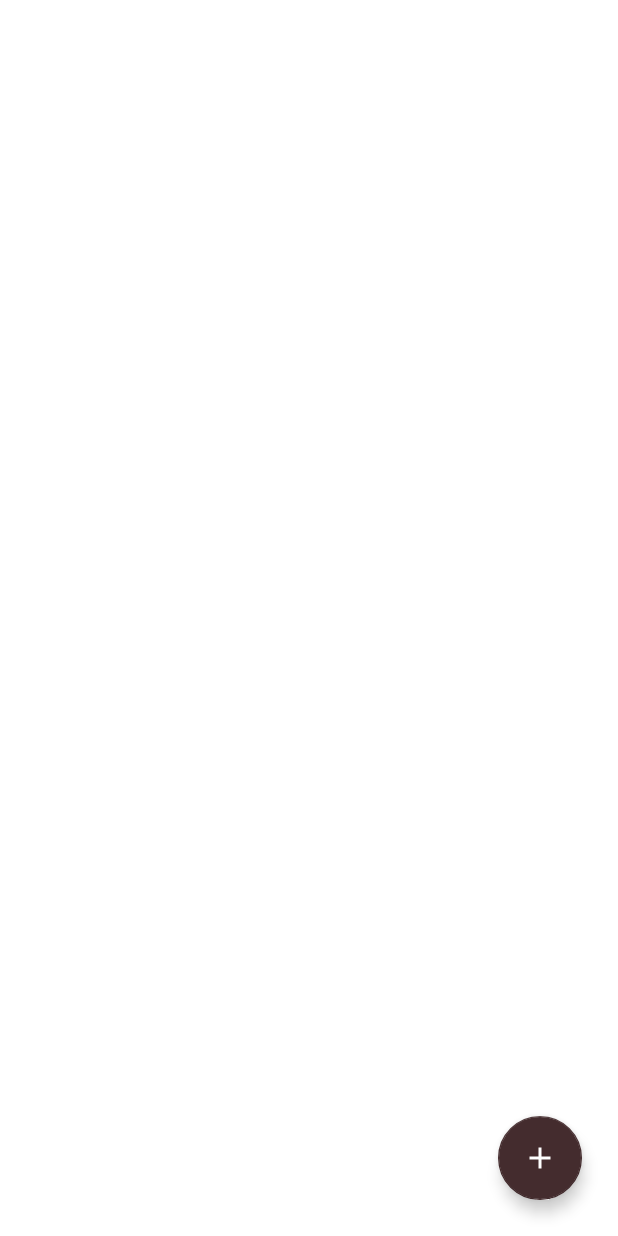
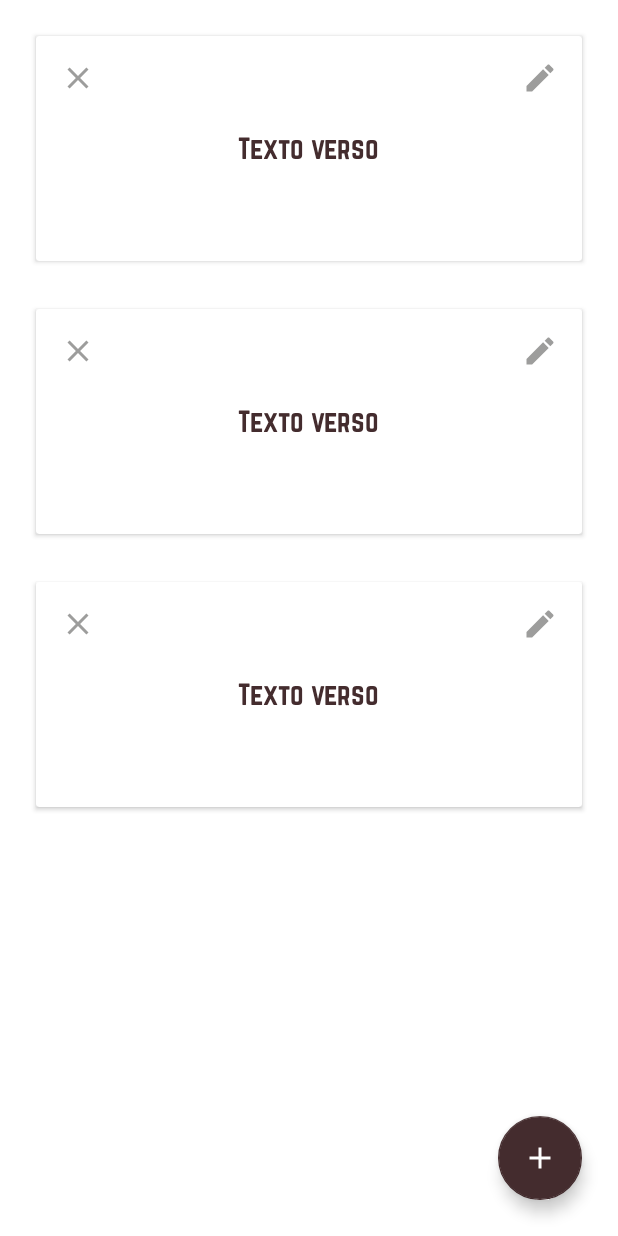
Before and after one commit to devvailonge/flip, an Android app: the layout fragment_flashcard_list.xml on its own in the app's theme, with its tools: preview values and no code run, on a phone screen of 412 x 824 dp. Run offline under Robolectric (Android 15) with nearby library versions, the phone set to English and light mode, and no system bars.

Commit message:
flashcard list adapter

```diff
--- /dev/null
+++ b/app/src/main/res/drawable/ic_baseline_close.xml
@@ -0,0 +1,5 @@
+<vector android:height="24dp" android:tint="#9D9D9C"
+    android:viewportHeight="24" android:viewportWidth="24"
+    android:width="24dp" xmlns:android="http://schemas.android.com/apk/res/android">
+    <path android:fillColor="@android:color/white" android:pathData="M19,6.41L17.59,5 12,10.59 6.41,5 5,6.41 10.59,12 5,17.59 6.41,19 12,13.41 17.59,19 19,17.59 13.41,12z"/>
+</vector>
--- /dev/null
+++ b/app/src/main/res/drawable/ic_baseline_edit.xml
@@ -0,0 +1,5 @@
+<vector android:height="24dp" android:tint="#9D9D9C"
+    android:viewportHeight="24" android:viewportWidth="24"
+    android:width="24dp" xmlns:android="http://schemas.android.com/apk/res/android">
+    <path android:fillColor="@android:color/white" android:pathData="M3,17.25V21h3.75L17.81,9.94l-3.75,-3.75L3,17.25zM20.71,7.04c0.39,-0.39 0.39,-1.02 0,-1.41l-2.34,-2.34c-0.39,-0.39 -1.02,-0.39 -1.41,0l-1.83,1.83 3.75,3.75 1.83,-1.83z"/>
+</vector>
--- a/app/src/main/res/layout/fragment_flashcard_list.xml
+++ b/app/src/main/res/layout/fragment_flashcard_list.xml
@@ -2,7 +2,8 @@
 <androidx.constraintlayout.widget.ConstraintLayout xmlns:android="http://schemas.android.com/apk/res/android"
     xmlns:app="http://schemas.android.com/apk/res-auto"
     android:layout_width="match_parent"
-    android:layout_height="match_parent">
+    android:layout_height="match_parent"
+    xmlns:tools="http://schemas.android.com/tools">
 
     <androidx.recyclerview.widget.RecyclerView
         android:id="@+id/rvFlashcardList"
@@ -13,6 +14,8 @@
         android:layout_marginEnd="@dimen/size_1"
         app:layout_constraintBottom_toBottomOf="parent"
         app:layout_constraintEnd_toEndOf="parent"
+        tools:listitem="@layout/item_flashcard"
+        app:layoutManager="androidx.recyclerview.widget.LinearLayoutManager"
         app:layout_constraintStart_toStartOf="parent"
         app:layout_constraintTop_toTopOf="parent" />
 
--- /dev/null
+++ b/app/src/main/res/layout/item_flashcard.xml
@@ -0,0 +1,52 @@
+<?xml version="1.0" encoding="utf-8"?>
+<androidx.cardview.widget.CardView xmlns:android="http://schemas.android.com/apk/res/android"
+    xmlns:app="http://schemas.android.com/apk/res-auto"
+    xmlns:tools="http://schemas.android.com/tools"
+    android:layout_width="match_parent"
+    android:layout_height="wrap_content"
+    android:foreground="?attr/selectableItemBackground"
+    android:clickable="true"
+    android:focusable="true"
+    android:layout_margin="@dimen/size_2"
+    android:elevation="@dimen/size_3">
+
+
+    <androidx.constraintlayout.widget.ConstraintLayout
+        android:layout_width="match_parent"
+        android:layout_height="match_parent">
+
+        <ImageView
+            android:id="@+id/imgEditItemFlashcard"
+            android:layout_width="wrap_content"
+            android:layout_height="wrap_content"
+            android:padding="@dimen/size_2"
+            android:src="@drawable/ic_baseline_edit"
+            app:layout_constraintEnd_toEndOf="parent"
+            app:layout_constraintTop_toTopOf="parent" />
+
+        <ImageView
+            android:id="@+id/imgCloseItemFlashcard"
+            android:layout_width="wrap_content"
+            android:layout_height="wrap_content"
+            android:padding="@dimen/size_2"
+            android:src="@drawable/ic_baseline_close"
+            app:layout_constraintStart_toStartOf="parent"
+            app:layout_constraintTop_toTopOf="parent" />
+
+        <TextView
+            android:id="@+id/txtWordFlashcard"
+            style="@style/Body"
+            android:layout_width="wrap_content"
+            android:layout_height="wrap_content"
+            android:padding="@dimen/size_4"
+            android:layout_margin="@dimen/size_4"
+            app:layout_constraintBottom_toBottomOf="parent"
+            app:layout_constraintEnd_toEndOf="parent"
+            app:layout_constraintStart_toStartOf="parent"
+            app:layout_constraintTop_toTopOf="parent"
+            tools:text="Texto verso" />
+
+    </androidx.constraintlayout.widget.ConstraintLayout>
+
+
+</androidx.cardview.widget.CardView>
--- a/app/src/main/res/values/dimens.xml
+++ b/app/src/main/res/values/dimens.xml
@@ -3,4 +3,5 @@
     <dimen name="size_1">8dp</dimen>
     <dimen name="size_2">16dp</dimen>
     <dimen name="size_3">24dp</dimen>
+    <dimen name="size_4">32dp</dimen>
 </resources>
```
Also changed, not shown: app/src/main/java/com/devvailonge/flip/features/flashcard/list/presentation/ui/FlashCardListAdapter.kt (added, +60 -0 lines), app/src/main/java/com/devvailonge/flip/features/flashcard/list/presentation/ui/FlashCardListFragment.kt (+22 -2 lines).
